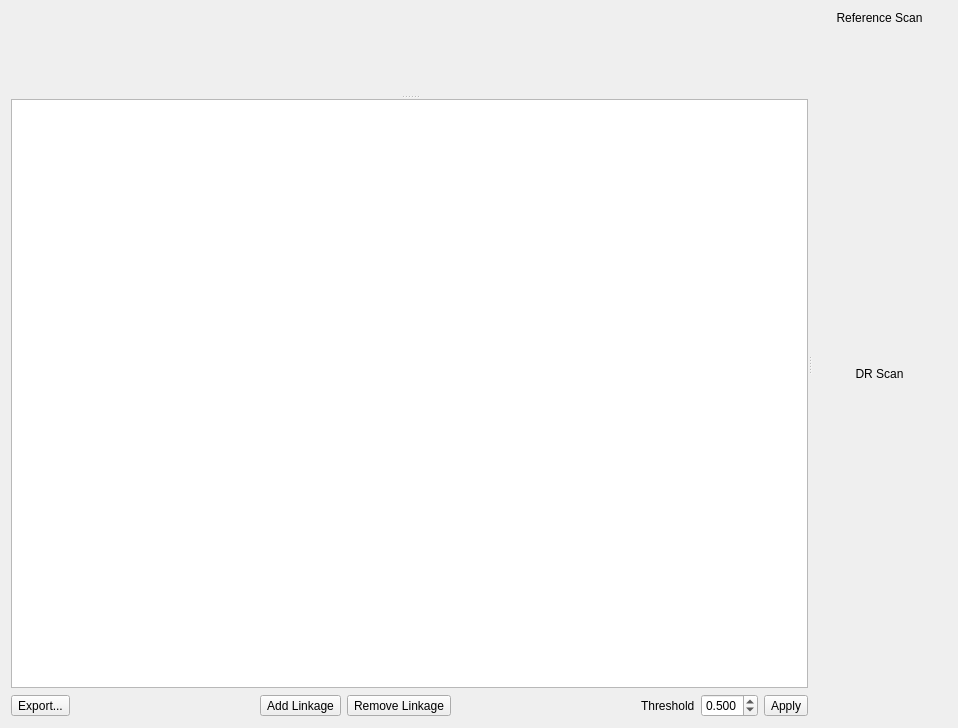
First picture: the form in amdorwidget.ui, repository kncrabtree/qtftm, before the edit.
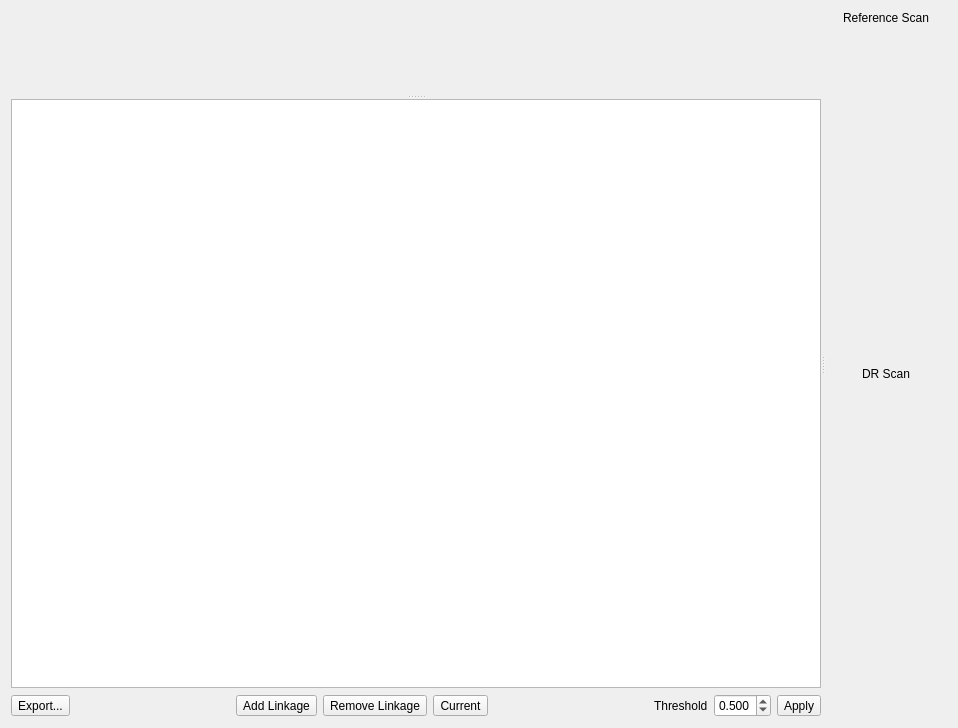
Second picture: the form after the edit. Icons and pictures are not drawn. Custom widgets are drawn as their Qt base class.

Commit message: Multiple improvements to AMDOR UI

```diff
--- a/amdorwidget.ui
+++ b/amdorwidget.ui
@@ -55,7 +55,7 @@
            <bool>false</bool>
           </property>
           <attribute name="horizontalHeaderVisible">
-           <bool>true</bool>
+           <bool>false</bool>
           </attribute>
           <attribute name="horizontalHeaderCascadingSectionResizes">
            <bool>true</bool>
@@ -146,6 +146,26 @@
             </property>
            </widget>
           </item>
+          <item>
+           <widget class="QToolButton" name="currentButton">
+            <property name="text">
+             <string>Current</string>
+            </property>
+            <property name="icon">
+             <iconset resource="icons.qrc">
+              <normaloff>:/icons/go-last.png</normaloff>:/icons/go-last.png</iconset>
+            </property>
+            <property name="iconSize">
+             <size>
+              <width>20</width>
+              <height>20</height>
+             </size>
+            </property>
+            <property name="toolButtonStyle">
+             <enum>Qt::ToolButtonTextBesideIcon</enum>
+            </property>
+           </widget>
+          </item>
           <item>
            <spacer name="horizontalSpacer_2">
             <property name="orientation">
@@ -210,7 +230,7 @@
        </layout>
       </widget>
      </widget>
-     <widget class="QWidget" name="">
+     <widget class="QWidget" name="layoutWidget">
       <layout class="QVBoxLayout" name="verticalLayout_4">
        <item>
         <layout class="QVBoxLayout" name="verticalLayout" stretch="0,1">
```
The commit also changes 7 other files.
